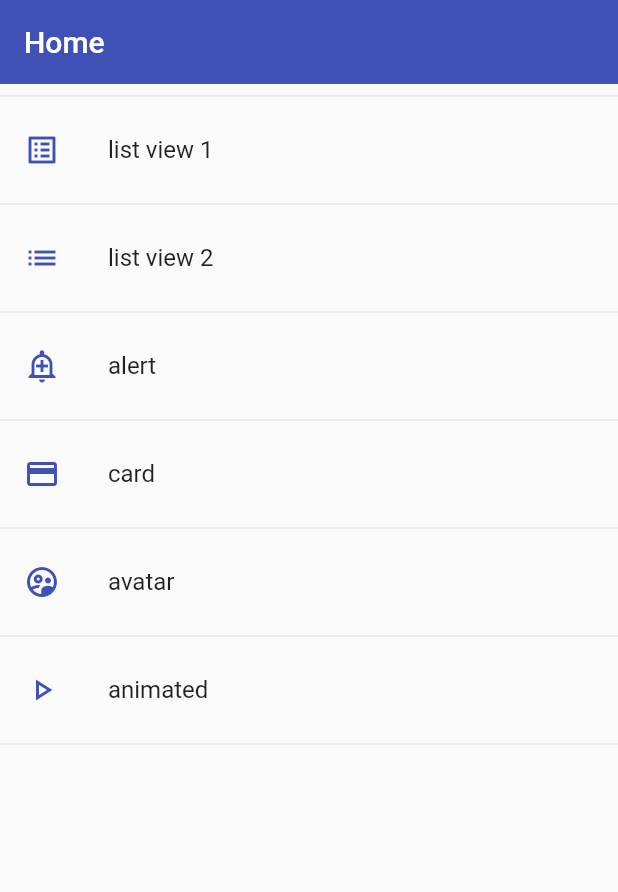
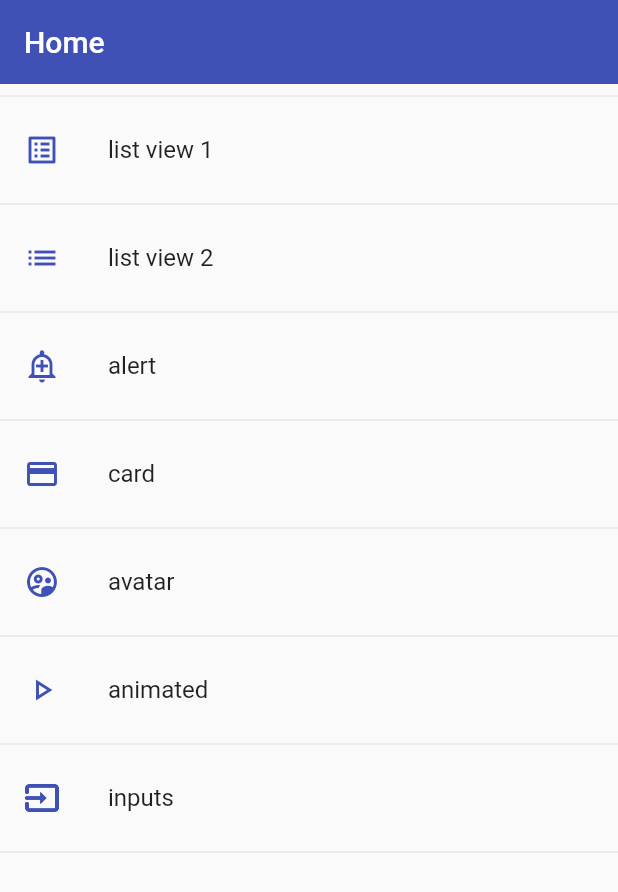
Before and after one commit to Marcos-Kuyoc-FullStack/flutter-components, a Flutter app: the screen it shows after launch, on a phone screen of 412 x 824 dp. Shown: the top 892 px of the screen. Run offline on Flutter 3.47's test engine with Material 2 defaults, Android fonts, the phone set to English and light mode, and no system bars.

Commit message:
feat: se agrega un nuevo widget para el manejo de los inputs personalizados

```diff
--- a/lib/models/models.dart
+++ b/lib/models/models.dart
@@ -0,0 +1 @@
+export 'package:fl_components/models/menu_option.dart';
--- a/lib/router/app_routes.dart
+++ b/lib/router/app_routes.dart
@@ -1,18 +1,12 @@
-import 'package:fl_components/screens/animated.dart';
 import 'package:flutter/material.dart';
 
-import 'package:fl_components/models/menu_option.dart';
+import '../models/models.dart';
 import '../screens/screens.dart';
 
 class AppRoutes {
   static const initialRoute = 'home';
 
   static final menuOptions = <MenuOptions>[
-    // MenuOptions(
-    //     route: 'home',
-    //     icon: Icons.home,
-    //     name: 'Home',
-    //     screen: const HomeScreen()),
     MenuOptions(
         route: 'list_view1',
         icon: Icons.list_alt,
@@ -42,7 +36,12 @@ class AppRoutes {
         route: 'animated',
         icon: Icons.play_arrow_outlined,
         name: 'animated',
-        screen: const AnimatedScreen())
+        screen: const AnimatedScreen()),
+    MenuOptions(
+        route: 'inputs',
+        icon: Icons.input_outlined,
+        name: 'inputs',
+        screen: const InputsScreen())
   ];
 
   static Map<String, Widget Function(BuildContext)> getAppRoutes() {
--- a/lib/screens/screens.dart
+++ b/lib/screens/screens.dart
@@ -1,6 +1,7 @@
 export 'package:fl_components/screens/avatar.dart';
 export 'package:fl_components/screens/animated.dart';
 export 'package:fl_components/screens/home.dart';
+export 'package:fl_components/screens/inputs.dart';
 export 'package:fl_components/screens/alert.dart';
 export 'package:fl_components/screens/card.dart';
 export 'package:fl_components/screens/list_view1.dart';
--- a/lib/themes/app_theme.dart
+++ b/lib/themes/app_theme.dart
@@ -25,7 +25,26 @@ class AppTheme {
           style: ElevatedButton.styleFrom(
               backgroundColor: AppTheme.primary,
               shape: const StadiumBorder(),
-              elevation: 0))
+              elevation: 0)),
+
+      // InputDecoration
+      inputDecorationTheme: const InputDecorationTheme(
+          floatingLabelStyle: TextStyle(color: primary),
+          enabledBorder: OutlineInputBorder(
+              borderSide: BorderSide(color: primary),
+              borderRadius: BorderRadius.only(
+                  bottomLeft: Radius.circular(10),
+                  topRight: Radius.circular(10))),
+          focusedBorder: OutlineInputBorder(
+              borderSide: BorderSide(color: primary),
+              borderRadius: BorderRadius.only(
+                  bottomLeft: Radius.circular(10),
+                  topRight: Radius.circular(10))),
+          border: OutlineInputBorder(
+              borderSide: BorderSide(color: primary),
+              borderRadius: BorderRadius.only(
+                  bottomLeft: Radius.circular(10),
+                  topRight: Radius.circular(10))))
 
       // otra cosa
       );
--- a/lib/widgets/widgets.dart
+++ b/lib/widgets/widgets.dart
@@ -1,2 +1,3 @@
+export '../widgets/custom_text_form_field.dart';
 export '../widgets/custom_card_type1.dart';
 export '../widgets/custom_card_type2.dart';
```
Also changed, not shown: lib/screens/inputs.dart (added, +54 -0 lines), lib/widgets/custom_text_form_field.dart (added, +43 -0 lines).
